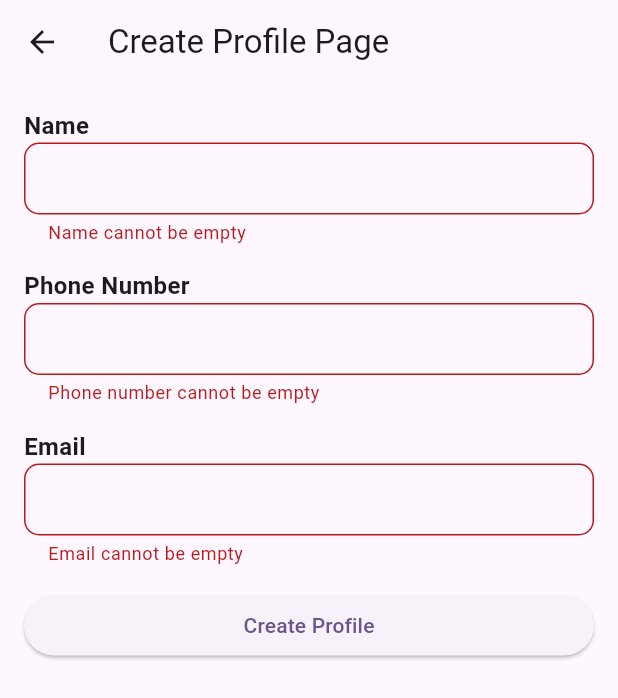
After one commit to codewithsam110g/Church-Managment-System, a Flutter app: the CreateProfilePage screen opened directly, after a tap on "Create Profile", on a phone screen of 412 x 824 dp. The commit adds this screen. Shown: the top 698 px of the screen. Run offline on Flutter 3.47's test engine with Material 2 defaults, Android fonts, the light colour scheme and no system bars; our stand-ins replace firebase_auth, firebase_core, firebase_database, flutter_animate, font_awesome_flutter, google_sign_in; accounts and stored records are empty; network calls fail.

Commit message:
Final Commit

```diff
--- /dev/null
+++ b/lib/pages/create_profile_page.dart
@@ -0,0 +1,174 @@
+import 'package:church_management_system/pages/objects/Profile.dart';
+import 'package:firebase_auth/firebase_auth.dart';
+import 'package:flutter/material.dart';
+import 'package:firebase_database/firebase_database.dart';
+
+class CreateProfilePage extends StatefulWidget {
+  const CreateProfilePage({Key? key}) : super(key: key);
+
+  @override
+  _CreateProfilePageState createState() => _CreateProfilePageState();
+}
+
+class _CreateProfilePageState extends State<CreateProfilePage> {
+  final _nameController = TextEditingController();
+  final _phoneController = TextEditingController();
+  final _emailController = TextEditingController();
+  String _nameError = '';
+  String _phoneError = '';
+  String _emailError = '';
+
+  @override
+  void dispose() {
+    _nameController.dispose();
+    _phoneController.dispose();
+    _emailController.dispose();
+    super.dispose();
+  }
+
+  @override
+  void initState() {
+    super.initState();
+    setState(() {
+      final user = FirebaseAuth.instance.currentUser;
+      _nameController.text = user?.displayName ?? "";
+      _emailController.text = user?.email ?? "";
+      _phoneController.text = user?.phoneNumber ?? "";
+    });
+  }
+
+  @override
+  Widget build(BuildContext context) {
+    return WillPopScope(
+        onWillPop: () async => false,
+        child: Scaffold(
+          appBar: AppBar(
+            title: Text('Create Profile Page'),
+          ),
+          body: SingleChildScrollView(
+            child: Padding(
+              padding: const EdgeInsets.all(16.0),
+              child: Column(
+                crossAxisAlignment: CrossAxisAlignment.stretch,
+                children: <Widget>[
+                  TextFieldWidget(
+                    label: 'Name',
+                    hint: '',
+                    controller: _nameController,
+                    errorText: _nameError,
+                  ),
+                  TextFieldWidget(
+                    label: 'Phone Number',
+                    hint: '',
+                    controller: _phoneController,
+                    errorText: _phoneError,
+                  ),
+                  TextFieldWidget(
+                    label: 'Email',
+                    hint: '',
+                    controller: _emailController,
+                    errorText: _emailError,
+                  ),
+                  ElevatedButton(
+                    onPressed: () {
+                      setState(() {
+                        _nameError = validateName(_nameController.text);
+                        _phoneError = validatePhone(_phoneController.text);
+                        _emailError = validateEmail(_emailController.text);
+
+                        if (_nameError.isEmpty &&
+                            _phoneError.isEmpty &&
+                            _emailError.isEmpty) {
+                          addToDatabase();
+                          Navigator.of(context)
+                              .pop(); // Go back to the previous screen
+                        }
+                      });
+                    },
+                    child: Text('Create Profile'),
+                  ),
+                ],
+              ),
+            ),
+          ),
+        ));
+  }
+
+  String validateName(String value) {
+    if (value.isEmpty) {
+      return 'Name cannot be empty';
+    }
+    return '';
+  }
+
+  String validatePhone(String value) {
+    final phonePattern = RegExp(r'^\d{10}$');
+    if (value.isEmpty) {
+      return 'Phone number cannot be empty';
+    } else if (!phonePattern.hasMatch(value)) {
+      return 'Invalid phone number format';
+    }
+    return '';
+  }
+
+  String validateEmail(String value) {
+    final emailPattern = RegExp(r'^[\w-]+(\.[\w-]+)*@[\w-]+(\.[\w-]+)+$');
+    if (value.isEmpty) {
+      return 'Email cannot be empty';
+    } else if (!emailPattern.hasMatch(value)) {
+      return 'Invalid email format';
+    }
+    return '';
+  }
+
+  void addToDatabase() async {
+    String uid = FirebaseAuth.instance.currentUser?.uid ?? "";
+    String name = _nameController.text;
+    String phoneNumber = _phoneController.text;
+    String email = _emailController.text;
+    Profile p = Profile(uid, name, phoneNumber, email, 0, null);
+    FirebaseDatabase.instance.ref("Users").child(uid).set(p.toJson());
+    Navigator.of(context).pop();
+  }
+}
+
+class TextFieldWidget extends StatelessWidget {
+  final String label;
+  final String hint;
+  final TextEditingController controller;
+  final String errorText;
+
+  TextFieldWidget({
+    required this.label,
+    required this.hint,
+    required this.controller,
+    required this.errorText,
+  });
+
+  @override
+  Widget build(BuildContext context) {
+    return Padding(
+      padding: const EdgeInsets.only(bottom: 16.0),
+      child: Column(
+        crossAxisAlignment: CrossAxisAlignment.start,
+        children: <Widget>[
+          Text(
+            label,
+            style: TextStyle(fontSize: 16, fontWeight: FontWeight.bold),
+          ),
+          TextField(
+            controller: controller,
+            decoration: InputDecoration(
+              hintText: hint,
+              border: OutlineInputBorder(
+                borderRadius: BorderRadius.circular(10),
+              ),
+              contentPadding: EdgeInsets.all(12),
+              errorText: errorText.isNotEmpty ? errorText : null,
+            ),
+          ),
+        ],
+      ),
+    );
+  }
+}
--- a/lib/pages/members/members_list.dart
+++ b/lib/pages/members/members_list.dart
@@ -1,8 +1,10 @@
 import 'package:church_management_system/pages/objects/Member.dart';
+import 'package:firebase_auth/firebase_auth.dart';
 import 'package:flutter/material.dart';
 import 'package:firebase_database/firebase_database.dart';
 
 class MembersListPage extends StatelessWidget {
+  final uid = FirebaseAuth.instance.currentUser?.uid ?? "";
   final databaseReference = FirebaseDatabase.instance.ref('UserData/Members');
 
   @override
@@ -12,7 +14,7 @@ class MembersListPage extends StatelessWidget {
         title: const Text('Members List'),
       ),
       body: FutureBuilder(
-        future: databaseReference.once(),
+        future: databaseReference.child(uid).once(),
         builder: (context, snapshot) {
           if (snapshot.connectionState == ConnectionState.waiting) {
             return const Center(child: CircularProgressIndicator());
--- a/lib/pages/objects/Profile.dart
+++ b/lib/pages/objects/Profile.dart
@@ -3,10 +3,18 @@ class Profile {
   String name;
   String phoneNumber;
   String email;
+  int memberCount;
   DateTime? lastConductedMeet;
 
-  Profile(this.uid, this.name, this.phoneNumber, this.email,
+  Profile(this.uid, this.name, this.phoneNumber, this.email, this.memberCount,
       this.lastConductedMeet);
+  Profile.fromMap(Map<dynamic, dynamic> map)
+      : uid = map['uid'],
+        name = map['name'],
+        phoneNumber = map['phoneNumber'],
+        email = map['email'],
+        memberCount = map['memberCount'],
+        lastConductedMeet = DateTime.tryParse(map['lastConductedMeet'] ?? "");
 
   Map<String, dynamic> toJson() {
     return {
@@ -14,7 +22,8 @@ class Profile {
       'name': name,
       'phoneNumber': phoneNumber,
       'email': email,
-      'lastConducted': lastConductedMeet?.toIso8601String()
+      'memberCount': memberCount,
+      'lastConductedMeet': lastConductedMeet?.toIso8601String()
     };
   }
 }
```
Also changed, not shown: lib/pages/home_page.dart (+79 -27 lines), lib/pages/login_page.dart (+18 -2 lines), lib/pages/members/add_attendance.dart (+15 -5 lines), lib/pages/members/add_new_members.dart (+5 -3 lines), lib/pages/members/new_members_list.dart (+38 -45 lines), lib/pages/members/unattended_list.dart (+101 -0 lines), pubspec.yaml (+11 -5 lines), assets/icon/icon.jpg (added), lib/pages/reports/last_month.dart (deleted), lib/pages/reports/last_year.dart (deleted), lib/pages/reports/this_month.dart (deleted), lib/pages/reports/this_year.dart (deleted), pubspec.lock, 32 other files.
